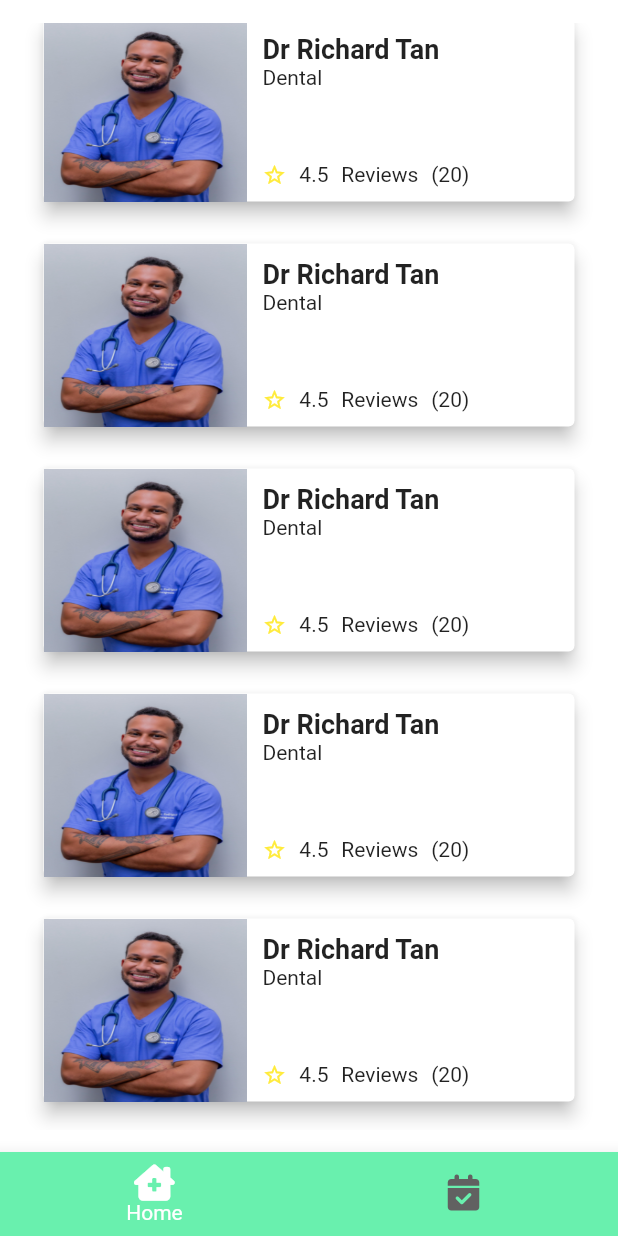
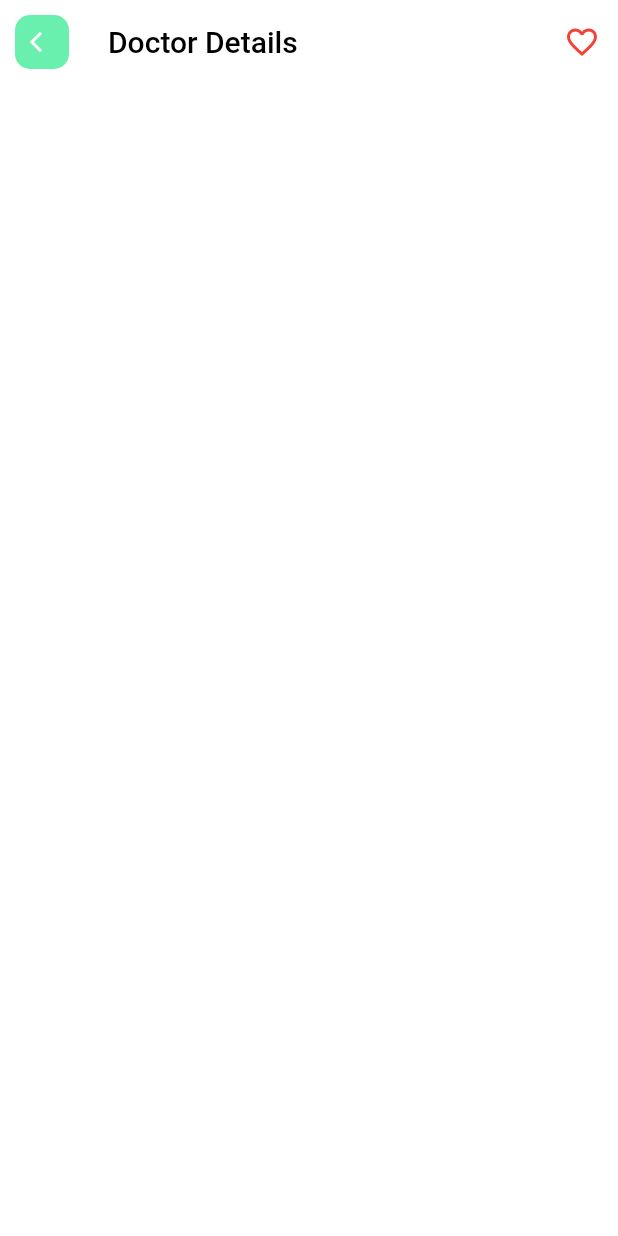
Before and after one commit to Amdounislim/Flutter_Doctor_appointment, a Flutter app: the MainLayout screen opened by its route, scrolled down 576 dp, after a tap on "Dr Richard Tan", on a phone screen of 412 x 824 dp. Run offline on Flutter 3.47's test engine with Material 2 defaults, Android fonts, the phone set to English and light mode, and no system bars; our stand-ins replace font_awesome_flutter.

Commit message:
Build_Custom_App_Bar_Widget

```diff
--- /dev/null
+++ b/lib/components/custom_appbar.dart
@@ -0,0 +1,63 @@
+import 'package:flutter/material.dart';
+import 'package:font_awesome_flutter/font_awesome_flutter.dart';
+
+import '../utils/config.dart';
+
+class CustomAppBar extends StatefulWidget implements PreferredSizeWidget {
+  CustomAppBar({Key? key, this.appTitle, this.route, this.icon, this.actions})
+      : super(key: key);
+  @override
+  Size get preferredSize => const Size.fromHeight(60);
+
+  final String? appTitle;
+  final String? route;
+  final FaIcon? icon;
+  final List<Widget>? actions;
+
+  @override
+  State<CustomAppBar> createState() => _CustomAppBarState();
+}
+
+class _CustomAppBarState extends State<CustomAppBar> {
+  @override
+  Widget build(BuildContext context) {
+    return AppBar(
+      automaticallyImplyLeading: true,
+      backgroundColor: Colors.white, //background color is white in this app
+      elevation: 0,
+      title: Text(
+        widget.appTitle!,
+        style: const TextStyle(
+          fontSize: 20,
+          color: Colors.black,
+        ),
+      ),
+      //if icon is not set, return null
+      leading: widget.icon != null
+          ? Container(
+              margin: const EdgeInsets.symmetric(horizontal: 10, vertical: 10),
+              decoration: BoxDecoration(
+                borderRadius: BorderRadius.circular(10),
+                color: Config.primaryColor,
+              ),
+              child: IconButton(
+                onPressed: () {
+                  //if route is given, then this icon button will navigate to that route
+                  if (widget.route != null) {
+                    Navigator.of(context).pushNamed(widget.route!);
+                  } else {
+                    //else, just simply pop back to previous page
+                    Navigator.of(context).pop();
+                  }
+                },
+                icon: widget.icon!,
+                iconSize: 16,
+                color: Colors.white,
+              ),
+            )
+          : null,
+      //if action is not set, return null
+      actions: widget.actions ?? null,
+    );
+  }
+}
--- a/lib/components/doctor_card.dart
+++ b/lib/components/doctor_card.dart
@@ -1,14 +1,11 @@
 import 'package:doctor_appointment/utils/config.dart';
 import 'package:flutter/material.dart';
 
-class DoctorCard extends StatefulWidget {
-  const DoctorCard({super.key});
+class DoctorCard extends StatelessWidget {
+  const DoctorCard({super.key, required this.route});
 
-  @override
-  State<DoctorCard> createState() => _DoctorCardState();
-}
+  final String route;
 
-class _DoctorCardState extends State<DoctorCard> {
   @override
   Widget build(BuildContext context) {
     return Container(
@@ -76,7 +73,10 @@ class _DoctorCardState extends State<DoctorCard> {
             ],
           ),
         ),
-        onTap: () {},
+        onTap: () {
+          // redirect to doctor details
+          Navigator.of(context).pushNamed(route);
+        },
       ),
     );
   }
--- a/lib/main.dart
+++ b/lib/main.dart
@@ -1,3 +1,4 @@
+import 'package:doctor_appointment/screens/doctor_details.dart';
 import 'package:flutter/material.dart';
 import 'package:doctor_appointment/main_layout.dart';
 import 'package:doctor_appointment/screens/auth_page.dart';
@@ -45,6 +46,7 @@ class MyApp extends StatelessWidget {
       routes: {
         '/': (context) => const AuthPage(),
         'main': (context) => const MainLayout(),
+        'doc_details': (context) => const DoctorDetails(),
       },
     );
   }
--- /dev/null
+++ b/lib/screens/doctor_details.dart
@@ -0,0 +1,36 @@
+import 'package:doctor_appointment/components/custom_appbar.dart';
+import 'package:font_awesome_flutter/font_awesome_flutter.dart';
+import 'package:flutter/material.dart';
+
+class DoctorDetails extends StatefulWidget {
+  const DoctorDetails({super.key});
+
+  @override
+  State<DoctorDetails> createState() => _DoctorDetailsState();
+}
+
+class _DoctorDetailsState extends State<DoctorDetails> {
+  bool isFav = false;
+
+  @override
+  Widget build(BuildContext context) {
+    return Scaffold(
+      appBar: CustomAppBar(
+        appTitle: 'Doctor Details',
+        icon: const FaIcon(Icons.arrow_back_ios),
+        actions: [
+          IconButton(
+              onPressed: () {
+                setState(() {
+                  isFav = !isFav;
+                });
+              },
+              icon: FaIcon(
+                isFav ? Icons.favorite_rounded : Icons.favorite_outline,
+                color: Colors.red,
+              ))
+        ],
+      ),
+    );
+  }
+}
--- a/lib/screens/home_page.dart
+++ b/lib/screens/home_page.dart
@@ -123,7 +123,9 @@ class _HomePageState extends State<HomePage> {
               Config.spaceSmall,
               Column(
                 children: List.generate(10, (index) {
-                  return DoctorCard();
+                  return DoctorCard(
+                    route: 'doc_details',
+                  );
                 }),
               )
             ],
```
